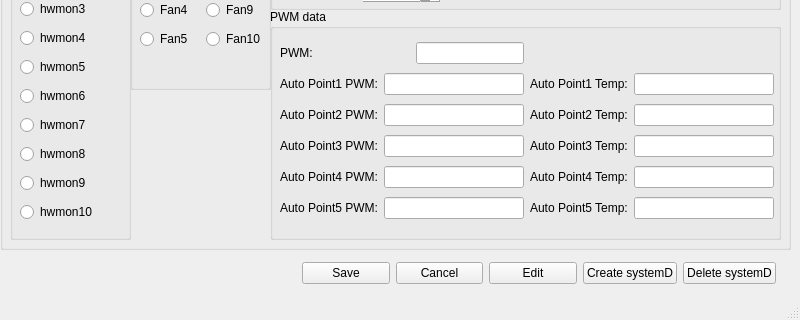
Qt form mainwindow.ui (amedeos/ControlFANs) before a commit; both pictures show x 0 to 800 and y 150 to 470 of the 800 by 470 pixel window.
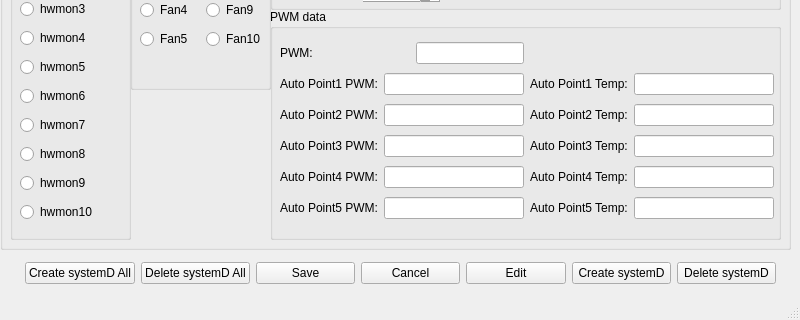
The same form after that commit. Icons and pictures are not drawn.

Commit message: feat: Create service for all devices

The edit to the form file:
```diff
--- a/mainwindow.ui
+++ b/mainwindow.ui
@@ -511,13 +511,27 @@
    <widget class="QWidget" name="layoutWidget">
     <property name="geometry">
      <rect>
-      <x>302</x>
+      <x>25</x>
       <y>390</y>
-      <width>474</width>
+      <width>751</width>
       <height>28</height>
      </rect>
     </property>
     <layout class="QHBoxLayout" name="horizontalLayout">
+     <item>
+      <widget class="QPushButton" name="createSystemDAllpushButton">
+       <property name="text">
+        <string>Create systemD All</string>
+       </property>
+      </widget>
+     </item>
+     <item>
+      <widget class="QPushButton" name="deleteSystemDAllpushButton">
+       <property name="text">
+        <string>Delete systemD All</string>
+       </property>
+      </widget>
+     </item>
      <item>
       <widget class="QPushButton" name="savepushButton">
        <property name="text">
```
Left out of the diff: 2 changed lines with no effect on the pictures. The commit also changes 2 other files.
